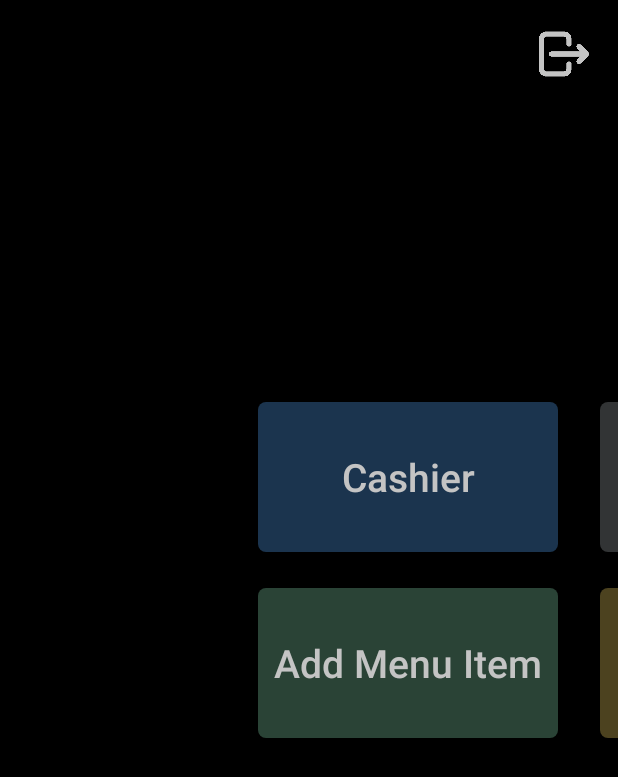
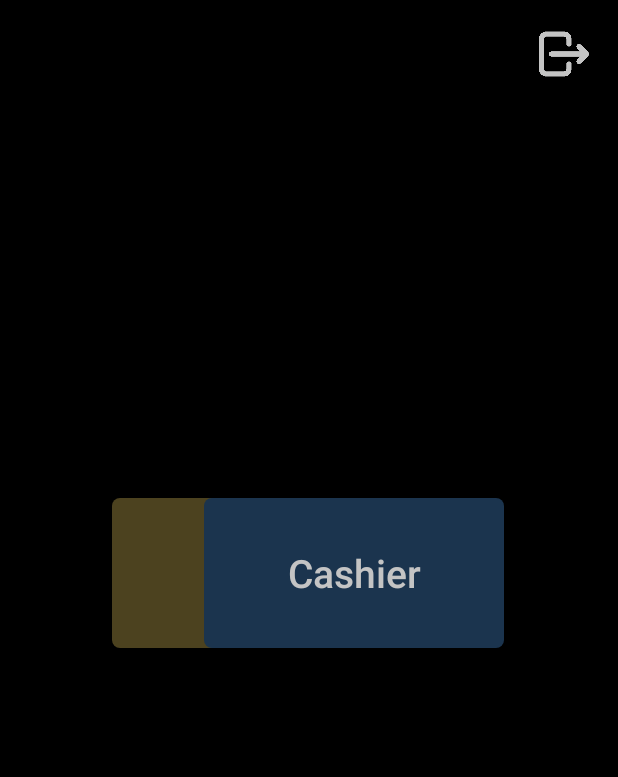
Before and after one commit to victorsuleiman/aioRestaurants, an Android app: the screen it shows after launch (MainActivity), on a phone screen of 412 x 824 dp. Shown: the top 777 px of the screen. Run offline under Robolectric (Android 15) with nearby library versions, the light colour scheme and no system bars.

Commit message:
Removed buttons

```diff
--- a/Mobile/app/src/main/res/layout/activity_main.xml
+++ b/Mobile/app/src/main/res/layout/activity_main.xml
@@ -19,12 +19,27 @@
         app:srcCompat="@drawable/aiologo" />
 
     <Button
+        android:id="@+id/btn_sales"
+        android:layout_width="200dp"
+        android:layout_height="100dp"
+        android:layout_marginTop="232dp"
+        android:layout_marginEnd="137dp"
+        android:layout_marginRight="137dp"
+        android:background="@drawable/button_dark_yellow"
+        android:text="@string/sales"
+        android:textAllCaps="false"
+        android:textColor="#C4C4C4"
+        android:textSize="26sp"
+        app:layout_constraintEnd_toEndOf="parent"
+        app:layout_constraintTop_toBottomOf="@+id/imageView" />
+
+    <Button
         android:id="@+id/btn_cahsier"
         android:layout_width="200dp"
         android:layout_height="100dp"
-        android:layout_marginStart="172dp"
-        android:layout_marginLeft="172dp"
-        android:layout_marginTop="168dp"
+        android:layout_marginStart="136dp"
+        android:layout_marginLeft="136dp"
+        android:layout_marginTop="232dp"
         android:background="@drawable/button_dark_blue"
         android:text="@string/cashier"
         android:textAllCaps="false"
@@ -37,75 +52,19 @@
         android:id="@+id/btn_profile"
         android:layout_width="200dp"
         android:layout_height="100dp"
-        android:layout_marginStart="28dp"
-        android:layout_marginLeft="28dp"
-        android:layout_marginTop="168dp"
-        android:background="@drawable/button_dark_grey"
+        android:layout_marginStart="32dp"
+        android:layout_marginLeft="32dp"
+        android:layout_marginTop="232dp"
+        android:layout_marginEnd="32dp"
+        android:layout_marginRight="32dp"
+        android:background="@drawable/button_dark_green"
         android:text="@string/profile"
         android:textAllCaps="false"
         android:textColor="#C4C4C4"
         android:textSize="26sp"
+        app:layout_constraintEnd_toStartOf="@+id/btn_sales"
+        app:layout_constraintHorizontal_bias="0.505"
         app:layout_constraintStart_toEndOf="@+id/btn_cahsier"
-        app:layout_constraintTop_toBottomOf="@+id/imageView" />
-
-    <Button
-        android:id="@+id/btn_editMenuItem"
-        android:layout_width="200dp"
-        android:layout_height="100dp"
-        android:layout_marginStart="28dp"
-        android:layout_marginLeft="28dp"
-        android:layout_marginTop="24dp"
-        android:background="@drawable/button_dark_yellow"
-        android:text="@string/edit_menu_item"
-        android:textAllCaps="false"
-        android:textColor="#C4C4C4"
-        android:textSize="26sp"
-        app:layout_constraintStart_toEndOf="@+id/btn_addMenuItem"
-        app:layout_constraintTop_toBottomOf="@+id/btn_cahsier" />
-
-    <Button
-        android:id="@+id/btn_addMenuItem"
-        android:layout_width="200dp"
-        android:layout_height="100dp"
-        android:layout_marginStart="172dp"
-        android:layout_marginLeft="172dp"
-        android:layout_marginTop="24dp"
-        android:background="@drawable/button_dark_green"
-        android:text="@string/add_menu_item"
-        android:textAllCaps="false"
-        android:textColor="#C4C4C4"
-        android:textSize="26sp"
-        app:layout_constraintStart_toStartOf="parent"
-        app:layout_constraintTop_toBottomOf="@+id/btn_cahsier" />
-
-    <Button
-        android:id="@+id/btn_deleteMenuItem"
-        android:layout_width="200dp"
-        android:layout_height="100dp"
-        android:layout_marginStart="36dp"
-        android:layout_marginLeft="36dp"
-        android:layout_marginTop="24dp"
-        android:background="@drawable/button_dark_red"
-        android:text="@string/delete_menu_item"
-        android:textAllCaps="false"
-        android:textColor="#C4C4C4"
-        android:textSize="26sp"
-        app:layout_constraintStart_toEndOf="@+id/btn_editMenuItem"
-        app:layout_constraintTop_toBottomOf="@+id/btn_cahsier" />
-
-    <Button
-        android:id="@+id/btn_sales"
-        android:layout_width="200dp"
-        android:layout_height="100dp"
-        android:layout_marginStart="36dp"
-        android:layout_marginLeft="36dp"
-        android:layout_marginTop="168dp"
-        android:background="@drawable/button_dark_blue"
-        android:text="@string/sales"
-        android:textAllCaps="false"
-        android:textColor="#C4C4C4"
-        android:textSize="26sp"
-        app:layout_constraintStart_toEndOf="@+id/btn_profile"
         app:layout_constraintTop_toBottomOf="@+id/imageView" />
 
     <ImageView
```
